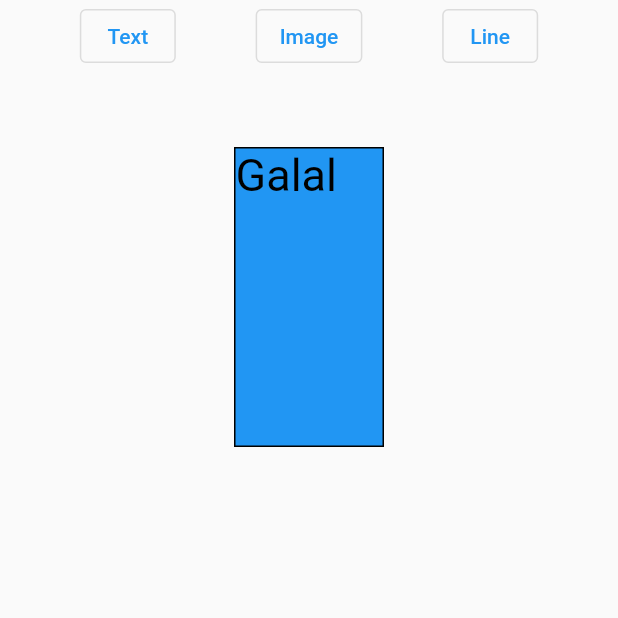
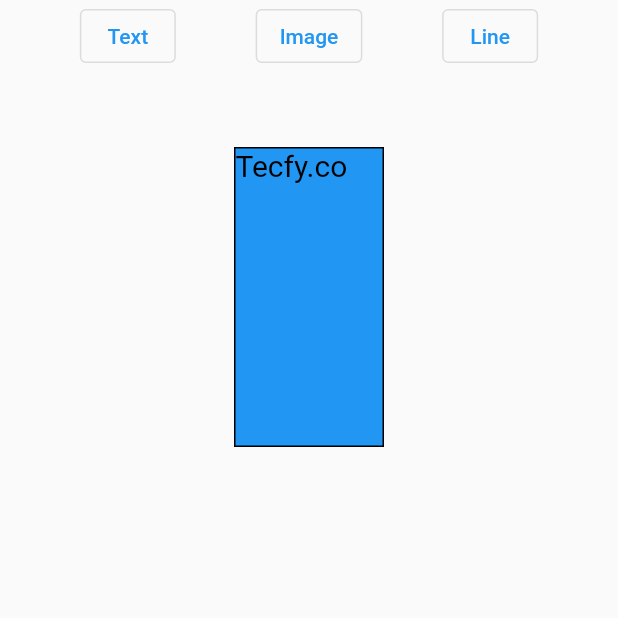
Before and after one commit to tecfy-co/flutter_pdf_designer, a Flutter app: the screen it shows after launch, on a phone screen of 412 x 824 dp, the top half of it. Run offline on Flutter 3.47's test engine with Material 2 defaults, Android fonts, the phone set to English and light mode, and no system bars; our stand-ins replace file_picker, flutter_colorpicker.

Commit message:
Enhance Example

```diff
--- a/example/lib/main.dart
+++ b/example/lib/main.dart
@@ -1,13 +1,37 @@
 import 'package:flutter/material.dart';
+//First import flutter_pdf_designer
 import 'package:flutter_pdf_designer/flutter_pdf_designer.dart';
+// Second import data_model
 import 'package:flutter_pdf_designer/src/data_model.dart';
 
 void main() {
   runApp(MyApp());
 }
 
-class MyApp extends StatelessWidget {
+class MyApp extends StatefulWidget {
    MyApp({Key? key}) : super(key: key);
+
+  @override
+  State<MyApp> createState() => _MyAppState();
+}
+
+class _MyAppState extends State<MyApp> {
+  //declare dataModel as late to initialize lately at initState function and
+  late DataModel dataModel;
+  // initialize List of Elements
+  List<Elements>? elements = [
+  Elements(
+  type: WidgetType.text,
+  text: 'Tecfy.co',
+  color: 0xffFF000000,
+  fontSize: 20.0),];
+
+  @override
+  void initState() {
+    // initialize dataModel
+    dataModel = DataModel(width: 200,height: 200,elements:elements);
+    super.initState();
+  }
 
   @override
   Widget build(BuildContext context) {
@@ -17,10 +41,10 @@ class MyApp extends StatelessWidget {
         primarySwatch: Colors.blue,
       ),
       home: Scaffold(
-        body: PdfDesign(onChange: (json){},json:{"width":300.0,"height":300.0,
-          'elements':[{'type':WidgetType.text,'text':"Galal",'fontSize':30.0,'xPo'
-              'sition':0.0,'yPosition':0.0}
-          ]},width: 100,height: 200,),
+        //call PdfDesign in your widget tree, pass to it width and height to
+        // make box of printing box's size
+        body: PdfDesign(onChange: (json){},json: dataModel.toJson(),width: 100,
+          height: 200,),
       ),
     );
   }
```
